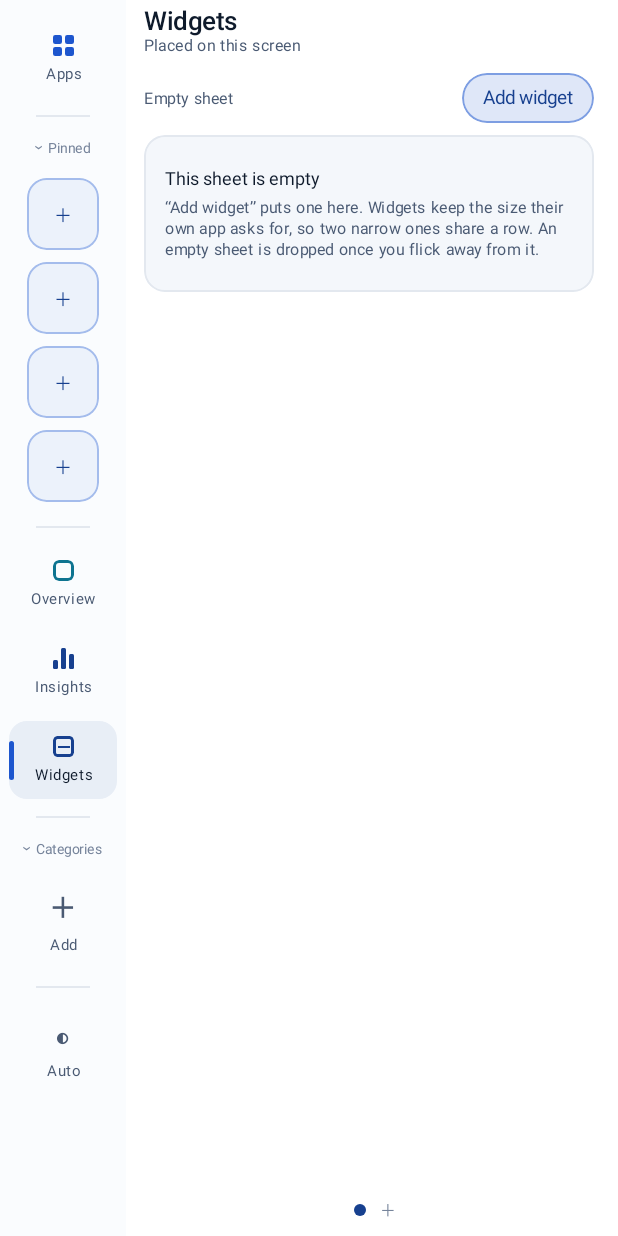
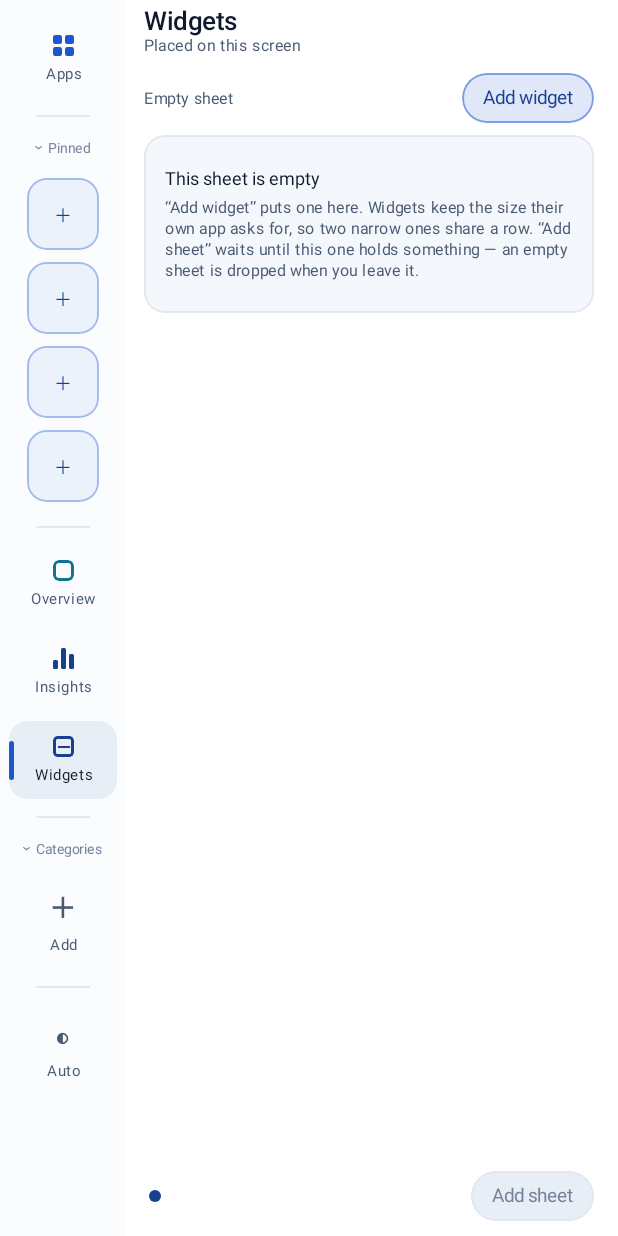
Before and after one commit to boiledtomato/for_claude, an Android app built with Jetpack Compose: the screen it shows after launch (MainActivity), after a tap on "No widget sheet", on a phone screen of 412 x 824 dp. Run offline under Robolectric (Android 15) with nearby library versions, the phone set to English and light mode, and no system bars; our stand-ins replace Dagger/Hilt's generated code; pictures from the network do not load; 1 statement that could not run was skipped; 2 other taps on this screen came first.

Commit message:
feat: シートの追加を末尾ページからボタンに変える
右へフリックして「Add a sheet」のページに辿り着く形をやめ、ペイン内の
`Add sheet` ボタンで足す形にする。

- ボタンは面の下、ページの点の隣。ヘッダーには Layout と Add widget が既にあり、
  レール 84dp を引いたペインは 300dp 弱しか無いので、3 つ目のピルを並べると
  枚数の表示が潰れる。点の隣なら増える対象のすぐ横で完結する
- 押すと 1 枚足して、そのシートまで送る。送り先は**押した時点の枚数**を控えて使う ―
  押した直後の sheets はまだ古く、lastIndex を見ると今いるシートへ送り返してしまう
- 今いるシートが空のときは押せない（沈めて出す）。足しても離れた時点で片付けられ、
  また空のシートに立つだけになる。押せる見た目で何も起きないほうが分かりにくい
- PillAction に enabled を追加。消さずに沈めるのは、押せる時だけ行の幅が変わるのを
  避けるため

テスト 101 件、assembleDebug / lintDebug とも通過。lint の警告は既存の 3 件のみ。
レイアウトは実寸（411dp 端末・ペイン 327dp）の複製を描いて確認した。

Co-Authored-By: Claude Opus 5 <noreply@anthropic.com>
Claude-Session: https://claude.ai/code/session_01P8bZeR1JsSoSWANGMaPGix

```diff
--- a/android-app/app/src/main/java/com/example/zlauncher/ui/console/WidgetsPane.kt
+++ b/android-app/app/src/main/java/com/example/zlauncher/ui/console/WidgetsPane.kt
@@ -132,7 +132,19 @@ fun WidgetsPane(
             else -> {
                 val pagerState = rememberPagerState(
                     initialPage = sheets.indexOfFirst { it.id == activeSheet }.coerceAtLeast(0),
-                ) { sheets.size + 1 }
+                ) { sheets.size }
+
+                // 追加ボタンを押した時点の枚数 ＝ 新しいシートが入る位置。流れてくるのを待って送る。
+                // 押した瞬間の sheets はまだ古いので、位置を控えずに lastIndex を見ると今いる
+                // シートへ送り返してしまう
+                var jumpTarget by remember { mutableStateOf<Int?>(null) }
+                LaunchedEffect(sheets.size, jumpTarget) {
+                    val target = jumpTarget ?: return@LaunchedEffect
+                    if (target <= sheets.lastIndex) {
+                        pagerState.animateScrollToPage(target)
+                        jumpTarget = null
+                    }
+                }
 
                 // 落ち着いた先を「いまのシート」にして、離れたシートが空なら片付ける。
                 // **いま居るシートは空でも残す** ― 作った直後に消えてしまうため
@@ -151,7 +163,6 @@ fun WidgetsPane(
 
                 Column(Modifier.fillMaxSize()) {
                     SheetHeader(
-                        onAddSheetPage = currentSheet == null,
                         count = onSheet.size,
                         removing = removing,
                         markedCount = marked.size,
@@ -171,13 +182,10 @@ fun WidgetsPane(
                         // ウィジェットは提供元アプリのビューなので、見えない枚数ぶん
                         // 先に作ると無駄に描画が走る
                         beyondViewportPageCount = 0,
-                        key = { page -> sheets.getOrNull(page)?.id ?: ADD_PAGE_KEY },
+                        key = { page -> sheets[page].id },
                         userScrollEnabled = !editing,
                     ) { page ->
-                        val sheet = sheets.getOrNull(page)
-                        if (sheet == null) {
-                            AddSheetPage(onAdd = { viewModel.addWidgetSheet() })
-                        } else {
+                        val sheet = sheets.getOrNull(page) ?: return@HorizontalPager
                         WidgetSheetPage(
                             sheet = sheet,
                             widgets = remember(widgets, sheet) { WidgetSheets.widgetsOn(widgets, sheet.id) },
@@ -196,12 +204,18 @@ fun WidgetsPane(
                             onToggleMark = { id -> if (!marked.remove(id)) marked.add(id) },
                         )
                     }
-                    }
 
-                    SheetDots(
+                    SheetBar(
                         count = sheets.size,
                         current = pagerState.currentPage,
-                        onAddPage = pagerState.currentPage >= sheets.size,
+                        // 今いるシートが空なら足しても意味が無い ― 離れた時点で片付けられるので、
+                        // 押しても空のシートに立ったままになる。押せる見た目のまま何も起きない
+                        // ほうが分かりにくいので、ここで止める
+                        canAdd = onSheet.isNotEmpty() && !removing,
+                        onAddSheet = {
+                            jumpTarget = sheets.size
+                            viewModel.addWidgetSheet()
+                        },
                     )
                 }
             }
@@ -350,8 +364,8 @@ private fun WidgetSheetPage(
                         Text("This sheet is empty", style = ZType.Body, color = ZColors.TextPrimary)
                         Text(
                             "“Add widget” puts one here. Widgets keep the size their own app asks " +
-                                "for, so two narrow ones share a row. An empty sheet is dropped " +
-                                "once you flick away from it.",
+                                "for, so two narrow ones share a row. “Add sheet” waits until this " +
+                                "one holds something — an empty sheet is dropped when you leave it.",
                             style = ZType.Sub,
                             color = ZColors.TextSecondary,
                         )
@@ -420,7 +434,6 @@ private fun WidgetSheetPage(
 /** 面の上の行。いまのシートの状態と操作の口 */
 @Composable
 private fun SheetHeader(
-    onAddSheetPage: Boolean,
     count: Int,
     removing: Boolean,
     markedCount: Int,
@@ -441,7 +454,6 @@ private fun SheetHeader(
                 removing && markedCount == 0 -> "Tap the widgets to remove"
                 removing && markedCount == 1 -> "1 selected"
                 removing -> "$markedCount selected"
-                onAddSheetPage -> "New sheet"
                 count == 0 -> "Empty sheet"
                 count == 1 -> "1 widget"
                 else -> "$count widgets"
@@ -450,10 +462,9 @@ private fun SheetHeader(
             color = if (removing) ZColors.Danger else ZColors.TextSecondary,
             modifier = Modifier.weight(1f),
         )
-        when {
-            removing -> PillAction(label = "Cancel", accent = false, onClick = onCancelRemoval)
-            onAddSheetPage -> Unit
-            else -> {
+        if (removing) {
+            PillAction(label = "Cancel", accent = false, onClick = onCancelRemoval)
+        } else {
             if (count > 0) {
                 PillAction(
                     label = if (editing) "Done" else "Layout",
@@ -462,42 +473,6 @@ private fun SheetHeader(
                 )
             }
             PillAction(label = "Add widget", accent = !editing, onClick = onAddWidget)
-            }
-        }
-    }
-}
-
-/**
- * 末尾の 1 枚。**フリックの延長で増やせる場所**にしてある ―
- * 上のバーにボタンを足すより、いま指がある側で完結する。
- */
-@Composable
-private fun AddSheetPage(onAdd: () -> Unit) {
-    Box(
-        Modifier
-            .fillMaxSize()
-            .padding(start = 12.dp, end = 16.dp, bottom = 24.dp),
-        contentAlignment = Alignment.TopCenter,
-    ) {
-        Column(
-            Modifier
-                .fillMaxWidth()
-                .clip(RoundedCornerShape(14.dp))
-                .background(ZColors.Surface)
-                .border(1.dp, ZColors.Outline, RoundedCornerShape(14.dp))
-                .springyClick(onClick = onAdd)
-                .padding(horizontal = 14.dp, vertical = 26.dp),
-            horizontalAlignment = Alignment.CenterHorizontally,
-            verticalArrangement = Arrangement.spacedBy(8.dp),
-        ) {
-            Text("＋", style = ZType.Title.copy(fontSize = 24.sp), color = ZColors.AccentSoft)
-            Text("Add a sheet", style = ZType.Body, color = ZColors.TextPrimary)
-            Text(
-                "Widgets you place here stay on their own sheet. Flick left and right to move " +
-                    "between them.",
-                style = ZType.Sub,
-                color = ZColors.TextSecondary,
-            )
         }
     }
 }
@@ -533,38 +508,38 @@ private fun NoSheets(onAdd: () -> Unit) {
 }
 
 /**
- * ページの点。**末尾の 1 つは追加用**なので、他と違う形にしておく ―
- * 同じ点にすると「空のシートがもう 1 枚ある」ように見える。
+ * 面の下の行。**シートを足すボタンはここ**に置く。
+ *
+ * 上のヘッダーには Layout と Add widget が既に居り、レールを引いた後のペインは 300dp 弱しか
+ * 無い ― 3 つ目のピルを並べると枚数の表示が潰れる。点の隣なら、増える対象のすぐ横で操作が
+ * 完結する。
  */
 @Composable
-private fun SheetDots(count: Int, current: Int, onAddPage: Boolean) {
+private fun SheetBar(count: Int, current: Int, canAdd: Boolean, onAddSheet: () -> Unit) {
     Row(
-        Modifier.fillMaxWidth().padding(vertical = 10.dp),
-        horizontalArrangement = Arrangement.Center,
+        Modifier.fillMaxWidth().padding(start = 12.dp, end = 16.dp, top = 6.dp, bottom = 10.dp),
+        horizontalArrangement = Arrangement.spacedBy(8.dp),
         verticalAlignment = Alignment.CenterVertically,
     ) {
+        Row(Modifier.weight(1f), verticalAlignment = Alignment.CenterVertically) {
             repeat(count) { index ->
                 Box(
                     Modifier
                         .padding(horizontal = 3.dp)
-                    .size(if (index == current && !onAddPage) 8.dp else 6.dp)
+                        .size(if (index == current) 8.dp else 6.dp)
                         .clip(RoundedCornerShape(999.dp))
-                    .background(
-                        if (index == current && !onAddPage) ZColors.AccentSoft else ZColors.Outline
-                    ),
-            )
-        }
-        Text(
-            "＋",
-            style = ZType.Sub,
-            color = if (onAddPage) ZColors.AccentSoft else ZColors.TextDim,
-            modifier = Modifier.padding(start = 6.dp),
+                        .background(if (index == current) ZColors.AccentSoft else ZColors.Outline),
                 )
             }
         }
-
-/** 追加用のページを表す鍵。シートの id とぶつからない値にしておく */
-private const val ADD_PAGE_KEY = "add-sheet-page"
+        PillAction(
+            label = "Add sheet",
+            accent = false,
+            enabled = canAdd,
+            onClick = onAddSheet,
+        )
+    }
+}
 
 @Composable
 private fun RemoveButton(count: Int, onClick: () -> Unit) {
@@ -710,20 +685,30 @@ private fun TextAction(label: String, onClick: () -> Unit) {
 }
 
 @Composable
-private fun PillAction(label: String, accent: Boolean, onClick: () -> Unit) {
+private fun PillAction(
+    label: String,
+    accent: Boolean,
+    onClick: () -> Unit,
+    enabled: Boolean = true,
+) {
+    // 押せないときは形を残したまま沈める。消すと押せる時だけ行の幅が変わって落ち着かない
     Text(
         label,
         style = ZType.Body.copy(fontSize = 12.5.sp),
-        color = if (accent) ZColors.AccentSoft else ZColors.TextSecondary,
+        color = when {
+            !enabled -> ZColors.TextDim
+            accent -> ZColors.AccentSoft
+            else -> ZColors.TextSecondary
+        },
         modifier = Modifier
             .clip(RoundedCornerShape(999.dp))
-            .background(if (accent) ZColors.Accent.copy(alpha = 0.14f) else ZColors.SurfaceHigh)
+            .background(if (accent && enabled) ZColors.Accent.copy(alpha = 0.14f) else ZColors.SurfaceHigh)
             .border(
                 1.dp,
-                if (accent) ZColors.Accent.copy(alpha = 0.5f) else ZColors.Outline,
+                if (accent && enabled) ZColors.Accent.copy(alpha = 0.5f) else ZColors.Outline,
                 RoundedCornerShape(999.dp),
             )
-            .springyClick(onClick = onClick)
+            .then(if (enabled) Modifier.springyClick(onClick = onClick) else Modifier)
             .padding(horizontal = 14.dp, vertical = 9.dp),
     )
 }
```
Also changed, not shown: 2 other files. Lines whose indentation alone changed are shown as unchanged.
